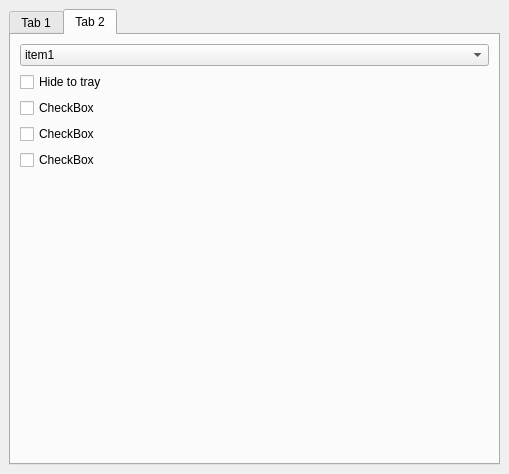
The window that config/form.ui (LilTenImat/shiny-waddle) describes before a commit, drawn with Qt 5.
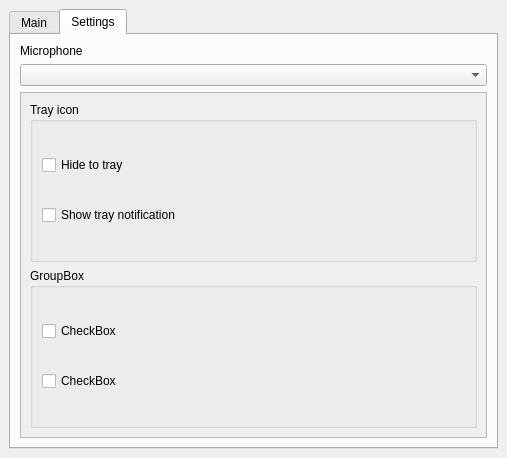
The same window after the commit. The open tabs and pages were chosen to show the change. Icons and pictures are not drawn.

What changed in the file:
```diff
--- a/config/form.ui
+++ b/config/form.ui
@@ -6,8 +6,8 @@
    <rect>
     <x>0</x>
     <y>0</y>
-    <width>509</width>
-    <height>474</height>
+    <width>507</width>
+    <height>458</height>
    </rect>
   </property>
   <property name="windowTitle">
@@ -25,7 +25,7 @@
         <bool>false</bool>
        </property>
        <attribute name="title">
-        <string>Tab 1</string>
+        <string>Main</string>
        </attribute>
        <layout class="QVBoxLayout" name="verticalLayout_3">
         <item>
@@ -54,28 +54,40 @@
       </widget>
       <widget class="QWidget" name="tab_2">
        <attribute name="title">
-        <string>Tab 2</string>
+        <string>Settings</string>
        </attribute>
        <layout class="QVBoxLayout" name="verticalLayout_2">
         <item>
-         <widget class="QComboBox" name="comboBox">
-          <item>
+         <widget class="QLabel" name="label">
            <property name="text">
-            <string>item1</string>
-           </property>
-          </item>
-          <item>
-           <property name="text">
-            <string>item2</string>
-           </property>
-          </item>
-          <item>
-           <property name="text">
-            <string>item3</string>
-           </property>
-          </item>
+           <string>Microphone</string>
+          </property>
          </widget>
         </item>
+        <item>
+         <widget class="QComboBox" name="comboBox"/>
+        </item>
+        <item>
+         <widget class="QScrollArea" name="scrollArea">
+          <property name="widgetResizable">
+           <bool>true</bool>
+          </property>
+          <widget class="QWidget" name="scrollAreaWidgetContents">
+           <property name="geometry">
+            <rect>
+             <x>0</x>
+             <y>0</y>
+             <width>455</width>
+             <height>304</height>
+            </rect>
+           </property>
+           <layout class="QVBoxLayout" name="verticalLayout_6">
+            <item>
+             <widget class="QGroupBox" name="groupBox_2">
+              <property name="title">
+               <string>Tray icon</string>
+              </property>
+              <layout class="QVBoxLayout" name="verticalLayout_4">
         <item>
          <widget class="QCheckBox" name="checkBox">
           <property name="text">
@@ -86,10 +98,19 @@
         <item>
          <widget class="QCheckBox" name="checkBox_2">
           <property name="text">
-           <string>CheckBox</string>
+                  <string>Show tray notification</string>
           </property>
          </widget>
         </item>
+              </layout>
+             </widget>
+            </item>
+            <item>
+             <widget class="QGroupBox" name="groupBox_3">
+              <property name="title">
+               <string>GroupBox</string>
+              </property>
+              <layout class="QVBoxLayout" name="verticalLayout_5">
         <item>
          <widget class="QCheckBox" name="checkBox_3">
           <property name="text">
@@ -104,18 +125,12 @@
           </property>
          </widget>
         </item>
-        <item>
-         <spacer name="verticalSpacer">
-          <property name="orientation">
-           <enum>Qt::Vertical</enum>
-          </property>
-          <property name="sizeHint" stdset="0">
-           <size>
-            <width>20</width>
-            <height>167</height>
-           </size>
-          </property>
-         </spacer>
+              </layout>
+             </widget>
+            </item>
+           </layout>
+          </widget>
+         </widget>
         </item>
        </layout>
       </widget>
```
Left out of the diff: 36 changed lines with no effect on the pictures. Lines whose indentation alone changed are shown as unchanged.
